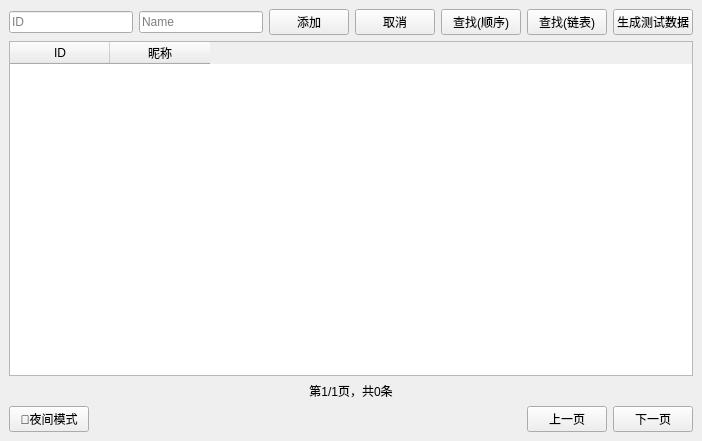
This is algorithm exercise/large work/ui/mainwindow.ui in chenshang3/follower as Qt 5 draws it before an edit. The edited form follows.
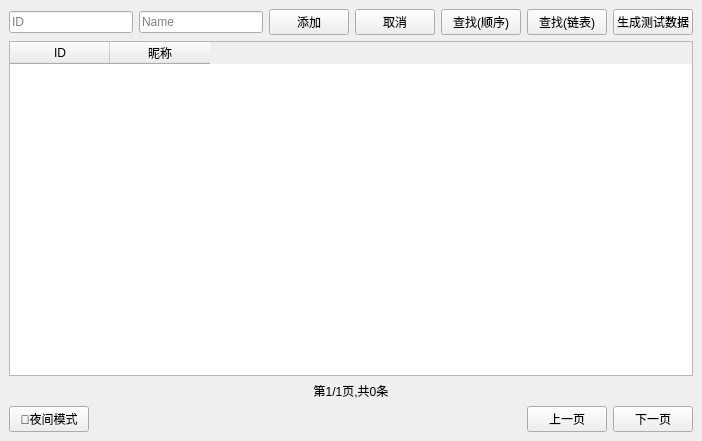
This is the edited form.

What changed in the file:
```diff
--- a/algorithm exercise/large work/ui/mainwindow.ui
+++ b/algorithm exercise/large work/ui/mainwindow.ui
@@ -88,7 +88,7 @@
     <item>
      <widget class="QLabel" name="labelPageInfo">
       <property name="text">
-       <string>第1/1页，共0条</string>
+       <string>第1/1页,共0条</string>
       </property>
       <property name="alignment">
        <set>Qt::AlignmentFlag::AlignCenter</set>
```
